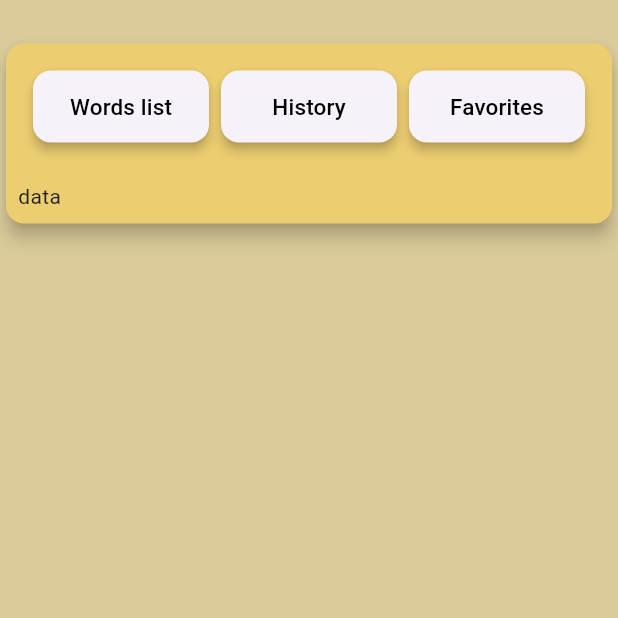
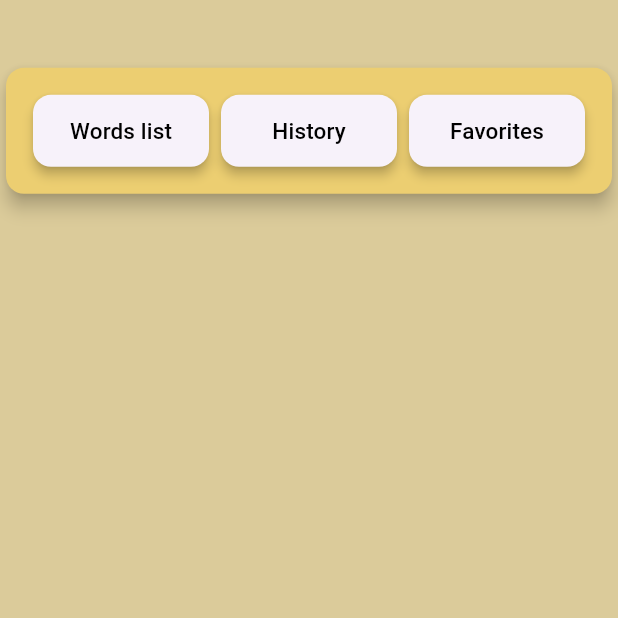
Before and after one commit to absjuniordev/Free-Dictionary, a Flutter app: the screen it shows after launch, on a phone screen of 412 x 824 dp, the top half of it. Run offline on Flutter 3.47's test engine with Material 3 defaults, Android fonts, the phone set to English and light mode, and no system bars; our stand-ins replace dio.

```diff
--- a/lib/app/views/home_screen.dart
+++ b/lib/app/views/home_screen.dart
@@ -8,31 +8,23 @@ class HomeScreen extends StatelessWidget {
   @override
   Widget build(BuildContext context) {
     // final _dictionaryProvider = Provider.of<DictionaryProvider>(context);
-
-    return const Scaffold(
-        backgroundColor: Color.fromARGB(255, 219, 203, 154),
+    final sizeOff = MediaQuery.of(context).size;
+    return Scaffold(
+      backgroundColor: const Color.fromARGB(255, 219, 203, 154),
       body: Column(
         children: [
-            SizedBox(height: 25),
-            Card(
+          SizedBox(height: sizeOff.height / 20),
+          const Card(
             color: Color.fromARGB(255, 236, 206, 113),
             elevation: 5,
-              child: Column(
-                crossAxisAlignment: CrossAxisAlignment.start,
-                children: [
-                  Padding(
+            child: Padding(
               padding: EdgeInsets.all(8.0),
               child: SelectButton(),
             ),
-                  Padding(
-                    padding: EdgeInsets.all(8.0),
-                    child: Text("data"),
           ),
+          const Expanded(child: WordsView()),
         ],
       ),
-            ),
-            Expanded(child: WordsView()),
-          ],
-        ));
+    );
   }
 }
```
Also changed, not shown: lib/app/provider/dictionary_provider.dart (+0 -8 lines), lib/app/views/selected_word.dart (added, +15 -0 lines), lib/app/widgets/words_view.dart (+10 -1 lines). Lines whose indentation alone changed are shown as unchanged.
